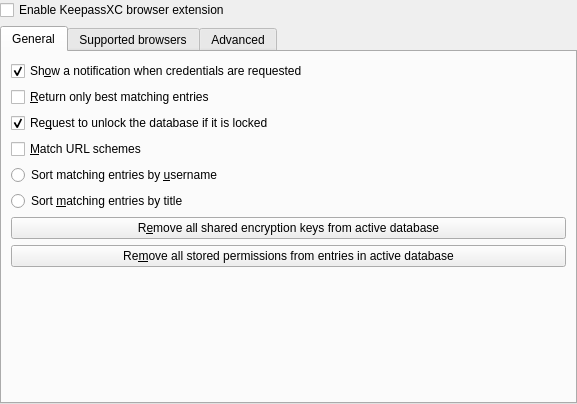
Myria-de/keepassxc, file src/browser/BrowserOptionDialog.ui: the form before one commit.
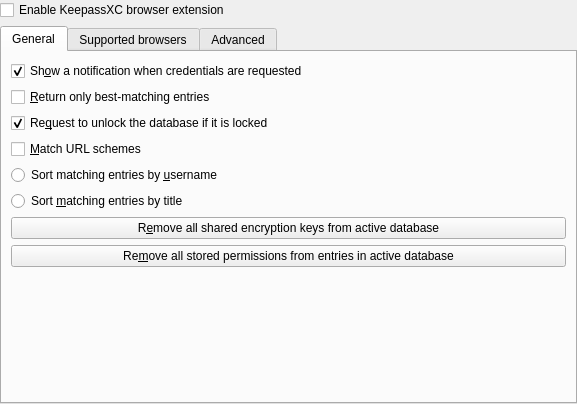
The form after the commit. Custom widgets are drawn as their Qt base class.

Patch:
```diff
--- a/src/browser/BrowserOptionDialog.ui
+++ b/src/browser/BrowserOptionDialog.ui
@@ -62,7 +62,7 @@
           <string>Only returns the best matches for a specific URL instead of all entries for the whole domain.</string>
          </property>
          <property name="text">
-          <string>&amp;Return only best matching entries</string>
+          <string>&amp;Return only best-matching entries</string>
          </property>
         </widget>
        </item>
```
Left out of the diff: 10 changed lines with no effect on the pictures.
